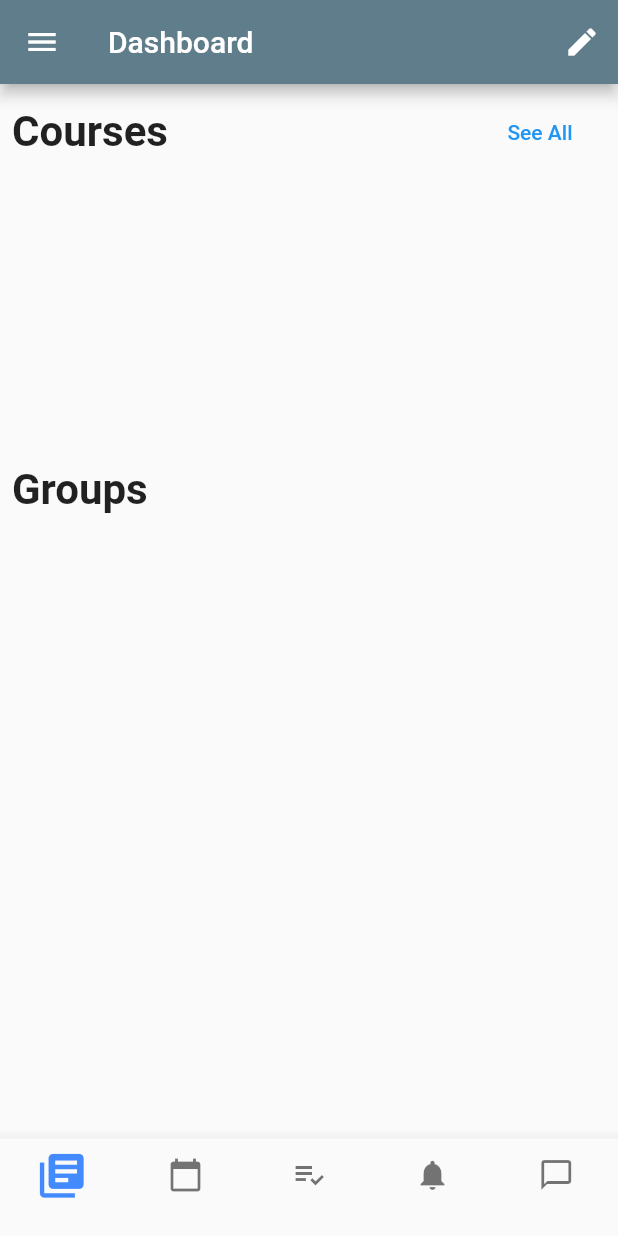
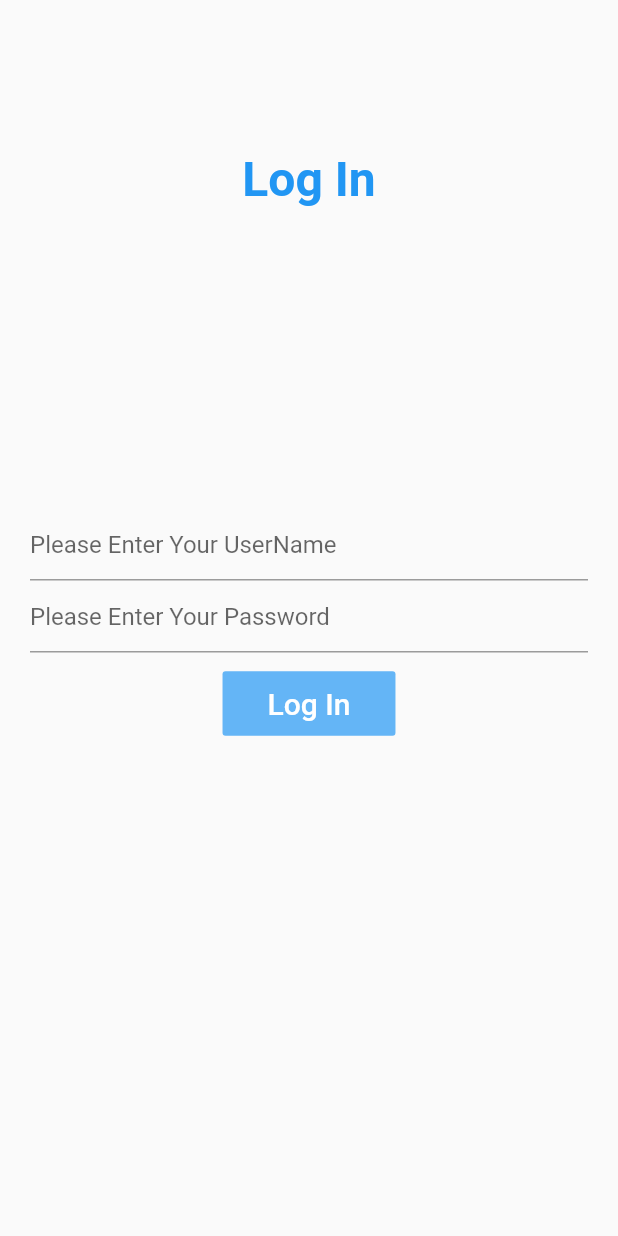
Before and after one commit to UmairJibran/canvasstudent, a Flutter app: the screen it shows after launch, on a phone screen of 412 x 824 dp. Run offline on Flutter 3.47's test engine with Material 2 defaults, Android fonts, the phone set to English and light mode, and no system bars; our stand-ins replace auto_size_text, cloud_firestore, firebase_core; accounts and stored records are empty.

Commit message:
added login screen

```diff
--- a/lib/main.dart
+++ b/lib/main.dart
@@ -1,8 +1,7 @@
+import 'package:canvasstudent/screens/login.dart';
 import 'package:canvasstudent/screens/subject_detail.dart';
 import 'package:firebase_core/firebase_core.dart';
 import 'package:flutter/material.dart';
-
-import 'screens/home.dart';
 
 void main() async {
   WidgetsFlutterBinding.ensureInitialized();
@@ -15,7 +14,7 @@ class MyApp extends StatelessWidget {
   Widget build(BuildContext context) {
     return MaterialApp(
       routes: {
-        "/": (ctx) => Home(),
+        "/": (ctx) => LoginPage(),
         SubjectDetail.route: (ctx) => SubjectDetail(),
       },
     );
--- /dev/null
+++ b/lib/screens/login.dart
@@ -0,0 +1,108 @@
+import 'package:canvasstudent/screens/home.dart';
+import 'package:flutter/material.dart';
+
+class LoginPage extends StatefulWidget {
+  @override
+  _LoginPageState createState() => _LoginPageState();
+}
+
+class _LoginPageState extends State<LoginPage> {
+  final _formKey = GlobalKey<FormState>();
+  String _userName;
+  String _password;
+  bool loggingIn;
+  @override
+  void initState() {
+    super.initState();
+    loggingIn = false;
+    _userName = "";
+    _password = "";
+  }
+
+  @override
+  Widget build(BuildContext context) {
+    return Scaffold(
+      body: loggingIn
+          ? Center(child: CircularProgressIndicator())
+          : Container(
+              padding: EdgeInsets.symmetric(horizontal: 20),
+              height: MediaQuery.of(context).size.height,
+              width: MediaQuery.of(context).size.width,
+              child: Form(
+                key: _formKey,
+                child: Column(
+                  mainAxisAlignment: MainAxisAlignment.spaceAround,
+                  children: [
+                    Text(
+                      "Log In",
+                      style: TextStyle(
+                        fontSize: 32,
+                        fontWeight: FontWeight.bold,
+                        color: Colors.blue,
+                      ),
+                    ),
+                    Column(
+                      mainAxisAlignment: MainAxisAlignment.center,
+                      crossAxisAlignment: CrossAxisAlignment.center,
+                      children: [
+                        TextFormField(
+                          autocorrect: false,
+                          onChanged: (value) {
+                            setState(() {
+                              _userName = value;
+                            });
+                          },
+                          decoration: InputDecoration(
+                              hintText: "Please Enter Your UserName"),
+                        ),
+                        TextFormField(
+                          obscureText: true,
+                          autocorrect: false,
+                          decoration: InputDecoration(
+                              hintText: "Please Enter Your Password"),
+                          onChanged: (value) {
+                            setState(() {
+                              _password = value;
+                            });
+                          },
+                        ),
+                        SizedBox(
+                          height: 10,
+                        ),
+                        FlatButton(
+                          padding: EdgeInsets.symmetric(
+                              horizontal: 30, vertical: 10),
+                          color: Colors.blue[300],
+                          child: Text(
+                            "Log In",
+                            style: TextStyle(
+                              color: Colors.white,
+                              fontSize: 20,
+                            ),
+                          ),
+                          onPressed: () {
+                            print(_userName + " -> " + _password);
+                            setState(() {
+                              loggingIn = true;
+                            });
+                            Future.delayed(Duration(seconds: 3)).then((_) {
+                              Navigator.of(context).push(
+                                MaterialPageRoute(
+                                  builder: (_) => Home(),
+                                ),
+                              );
+                            });
+                          },
+                        ),
+                      ],
+                    ),
+                    SizedBox(
+                      height: 30,
+                    ),
+                  ],
+                ),
+              ),
+            ),
+    );
+  }
+}
```
